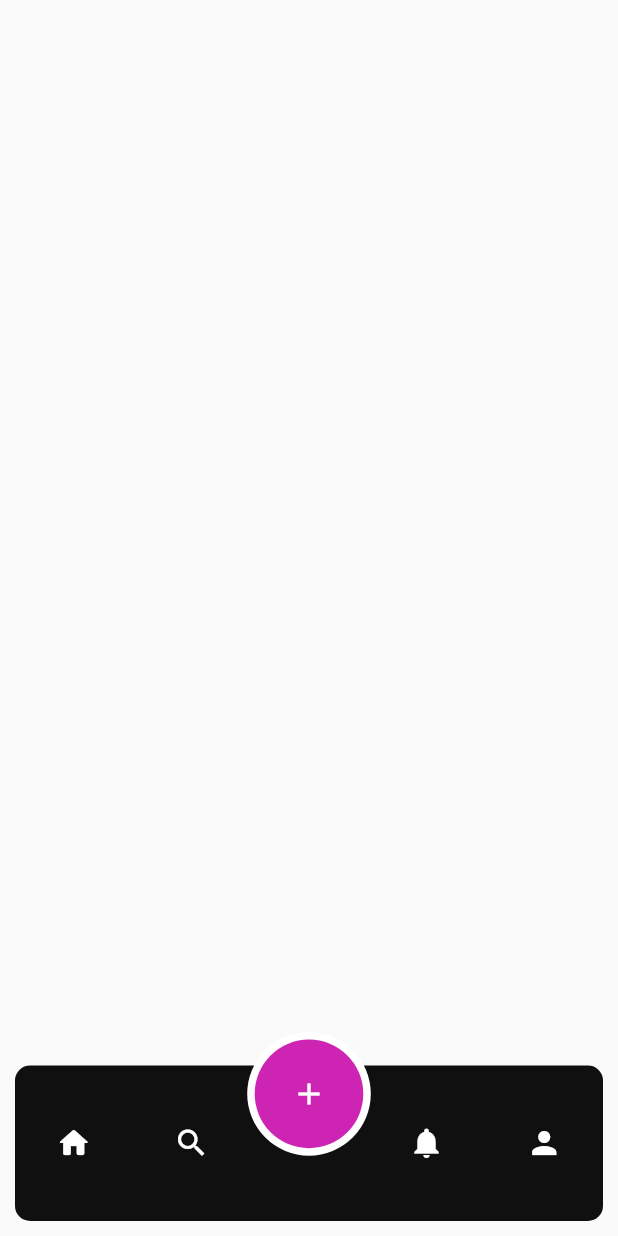
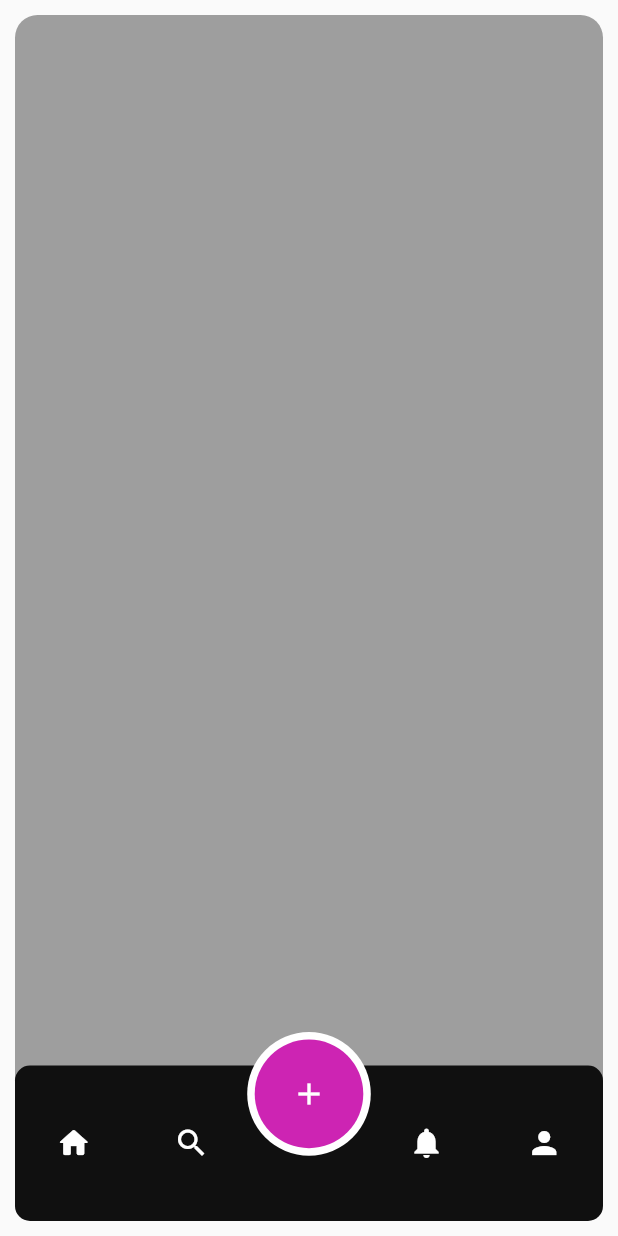
Before and after one commit to Silambu1903/FlutterFireBaseProject, a Flutter app: the Dashboard screen opened by its route, on a phone screen of 412 x 824 dp. Run offline on Flutter 3.47's test engine with Material 2 defaults, Android fonts, the phone set to English and light mode, and no system bars; our stand-ins replace cloud_firestore, firebase_auth, firebase_core, firebase_storage, google_sign_in, image_picker; accounts and stored records are empty.

Commit message:
userScreen

```diff
--- a/lib/screens/dashboardScreen.dart
+++ b/lib/screens/dashboardScreen.dart
@@ -2,6 +2,7 @@ import 'package:firebase_auth/firebase_auth.dart';
 import 'package:flutter/material.dart';
 import 'package:flutterfirebaseapp/colors/colors.dart';
 import 'package:flutterfirebaseapp/customDesign/bottomBar.dart';
+import 'package:flutterfirebaseapp/screens/usersListScreen.dart';
 
 class Dashboard extends StatefulWidget {
   static String id = "/dashboard";
@@ -42,6 +43,13 @@ class _DashboardState extends State<Dashboard> {
         body: Stack(
           alignment: Alignment.bottomCenter,
           children: [
+            Positioned(
+              top: 0,
+              left: 0,
+              right: 0,
+              bottom: MediaQuery.of(context).size.height*0.08,
+              child: UserListScreen(),
+            ),
             Positioned(
               top: MediaQuery.of(context).size.height * 0.85,
               left: 0,
--- a/lib/screens/userDetailsScreen.dart
+++ b/lib/screens/userDetailsScreen.dart
@@ -2,6 +2,7 @@ import 'dart:io';
 
 import 'package:cloud_firestore/cloud_firestore.dart';
 import 'package:firebase_auth/firebase_auth.dart';
+import 'package:firebase_storage/firebase_storage.dart';
 import 'package:flutter/cupertino.dart';
 import 'package:flutter/material.dart';
 import 'package:flutterfirebaseapp/colors/colors.dart';
@@ -26,6 +27,7 @@ class _UserDetailsState extends State<UserDetails> {
   late String about;
   late String gender;
   late String dob;
+  final _firebaseStorage = FirebaseStorage.instance;
 
   _getFromGallery() async {
     PickedFile? pickedFile = await ImagePicker().getImage(
@@ -71,7 +73,10 @@ class _UserDetailsState extends State<UserDetails> {
                         "Personal Data",
                         style: TextStyle(
                           color: Colors.white,
-                          fontSize: MediaQuery.of(context).size.height * 0.04,
+                          fontSize: MediaQuery
+                              .of(context)
+                              .size
+                              .height * 0.04,
                         ),
                       ),
                     ),
@@ -86,8 +91,14 @@ class _UserDetailsState extends State<UserDetails> {
                       },
                       child: ClipRect(
                         child: Container(
-                          width: MediaQuery.of(context).size.width * 0.3,
-                          height: MediaQuery.of(context).size.height * 0.2,
+                          width: MediaQuery
+                              .of(context)
+                              .size
+                              .width * 0.3,
+                          height: MediaQuery
+                              .of(context)
+                              .size
+                              .height * 0.2,
                           decoration: BoxDecoration(
                             color: MyColors.secondary,
                             borderRadius: BorderRadius.all(
@@ -112,7 +123,10 @@ class _UserDetailsState extends State<UserDetails> {
                         "About",
                         style: TextStyle(
                           color: Colors.white,
-                          fontSize: MediaQuery.of(context).size.height * 0.025,
+                          fontSize: MediaQuery
+                              .of(context)
+                              .size
+                              .height * 0.025,
                         ),
                       ),
                     ),
@@ -122,8 +136,14 @@ class _UserDetailsState extends State<UserDetails> {
                   mainAxisAlignment: MainAxisAlignment.center,
                   children: [
                     Container(
-                      width: MediaQuery.of(context).size.width * 0.9,
-                      height: MediaQuery.of(context).size.height * 0.09,
+                      width: MediaQuery
+                          .of(context)
+                          .size
+                          .width * 0.9,
+                      height: MediaQuery
+                          .of(context)
+                          .size
+                          .height * 0.09,
                       child: TextField(
                         onChanged: (value) {
                           about = value;
@@ -157,7 +177,10 @@ class _UserDetailsState extends State<UserDetails> {
                         "Date of Birth",
                         style: TextStyle(
                           color: Colors.white,
-                          fontSize: MediaQuery.of(context).size.height * 0.025,
+                          fontSize: MediaQuery
+                              .of(context)
+                              .size
+                              .height * 0.025,
                         ),
                       ),
                     ),
@@ -167,8 +190,14 @@ class _UserDetailsState extends State<UserDetails> {
                   mainAxisAlignment: MainAxisAlignment.center,
                   children: [
                     Container(
-                      width: MediaQuery.of(context).size.width * 0.9,
-                      height: MediaQuery.of(context).size.height * 0.09,
+                      width: MediaQuery
+                          .of(context)
+                          .size
+                          .width * 0.9,
+                      height: MediaQuery
+                          .of(context)
+                          .size
+                          .height * 0.09,
                       child: TextField(
                         onChanged: (value) {
                           dob = value;
@@ -202,7 +231,10 @@ class _UserDetailsState extends State<UserDetails> {
                         "Gender",
                         style: TextStyle(
                           color: Colors.white,
-                          fontSize: MediaQuery.of(context).size.height * 0.025,
+                          fontSize: MediaQuery
+                              .of(context)
+                              .size
+                              .height * 0.025,
                         ),
                       ),
                     ),
@@ -212,8 +244,14 @@ class _UserDetailsState extends State<UserDetails> {
                   mainAxisAlignment: MainAxisAlignment.spaceEvenly,
                   children: [
                     Container(
-                      width: MediaQuery.of(context).size.width * 0.4,
-                      height: MediaQuery.of(context).size.height * 0.09,
+                      width: MediaQuery
+                          .of(context)
+                          .size
+                          .width * 0.4,
+                      height: MediaQuery
+                          .of(context)
+                          .size
+                          .height * 0.09,
                       decoration: BoxDecoration(
                         border: Border.all(color: MyColors.accent, width: 2.0),
                         borderRadius: BorderRadius.all(
@@ -237,14 +275,23 @@ class _UserDetailsState extends State<UserDetails> {
                             style: TextStyle(
                                 color: Colors.white,
                                 fontSize:
-                                    MediaQuery.of(context).size.height * 0.025),
+                                MediaQuery
+                                    .of(context)
+                                    .size
+                                    .height * 0.025),
                           )
                         ],
                       ),
                     ),
                     Container(
-                      width: MediaQuery.of(context).size.width * 0.4,
-                      height: MediaQuery.of(context).size.height * 0.09,
+                      width: MediaQuery
+                          .of(context)
+                          .size
+                          .width * 0.4,
+                      height: MediaQuery
+                          .of(context)
+                          .size
+                          .height * 0.09,
                       decoration: BoxDecoration(
                         border: Border.all(color: MyColors.accent, width: 2.0),
                         borderRadius: BorderRadius.all(
@@ -268,7 +315,10 @@ class _UserDetailsState extends State<UserDetails> {
                             style: TextStyle(
                                 color: Colors.white,
                                 fontSize:
-                                    MediaQuery.of(context).size.height * 0.025),
+                                MediaQuery
+                                    .of(context)
+                                    .size
+                                    .height * 0.025),
                           )
                         ],
                       ),
@@ -280,8 +330,14 @@ class _UserDetailsState extends State<UserDetails> {
                   children: <Widget>[
                     Container(
                       margin: EdgeInsets.fromLTRB(0, 25, 0, 0),
-                      width: MediaQuery.of(context).size.width * 0.9,
-                      height: MediaQuery.of(context).size.height * 0.07,
+                      width: MediaQuery
+                          .of(context)
+                          .size
+                          .width * 0.9,
+                      height: MediaQuery
+                          .of(context)
+                          .size
+                          .height * 0.07,
                       child: RaisedButton(
                         shape: new RoundedRectangleBorder(
                           borderRadius: new BorderRadius.circular(10.0),
@@ -291,12 +347,20 @@ class _UserDetailsState extends State<UserDetails> {
                         textColor: Colors.white,
                         onPressed: () async {
                           try {
+                            var snapshot = await _firebaseStorage
+                                .ref()
+                                .child('images/'+loggedInUser.displayName.toString()+'profilePic')
+                                .putFile(imageFile);
+                            var downloadUrl =
+                            await snapshot.ref.getDownloadURL();
+
                             await FirebaseFirestore.instance
                                 .collection("UserData")
                                 .doc(loggedInUser.uid)
                                 .set(
                             {
                             "name": loggedInUser.displayName,
+                            "profile":downloadUrl,
                             "email": loggedInUser.email,
                             "about": about,
                             "gender": gender,
@@ -321,5 +385,3 @@ class _UserDetailsState extends State<UserDetails> {
     );
   }
 }
-
-Future uploadImageToFirebase(BuildContext context) async {}
--- /dev/null
+++ b/lib/screens/usersListScreen.dart
@@ -0,0 +1,47 @@
+import 'package:flutter/material.dart';
+
+class UserListScreen extends StatefulWidget {
+  @override
+  _UserListScreenState createState() => _UserListScreenState();
+}
+
+class _UserListScreenState extends State<UserListScreen> {
+  @override
+  Widget build(BuildContext context) {
+    return Scaffold(
+      body: userListItem(context),
+    );
+  }
+}
+
+Widget userListItem(BuildContext context) {
+  return Stack(
+    children: [
+
+      Positioned(
+        top: 0,
+        bottom: 0,
+        left: 0,
+        right: 0,
+        child: Container(
+          margin: EdgeInsets.all(10),
+          width: MediaQuery.of(context).size.width,
+          height: MediaQuery.of(context).size.height * 4,
+          decoration: BoxDecoration(
+            color: Colors.grey,
+            borderRadius: BorderRadius.all(
+              Radius.circular(15.0),
+            ),
+          ),
+        ),
+      ),
+      Positioned(
+        top: 0,
+
+        left: 0,
+        right: 0,
+        child:Container(),
+      ),
+    ],
+  );
+}
--- a/pubspec.yaml
+++ b/pubspec.yaml
@@ -35,6 +35,7 @@ dependencies:
   google_sign_in: ^5.0.0
   image_picker: ^0.8.4
   firebase_storage: ^10.0.3
+  firebase_analytics: ^5.0.6
 
 
 
```
Also changed, not shown: lib/screens/SearchScreen.dart (deleted), pubspec.lock. Lines whose indentation alone changed are shown as unchanged.
